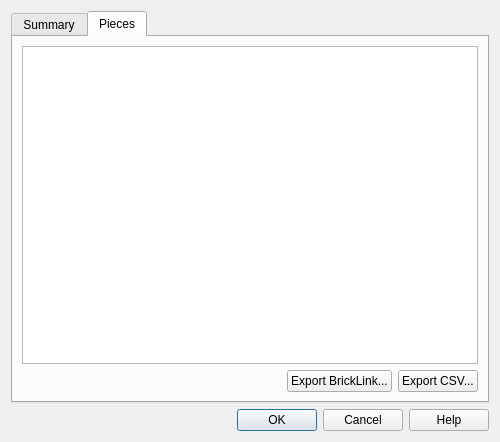
Old version of the form source/interface/dialogs/sw_dialog_properties.ui in the repository nathaneltitane/studworks.
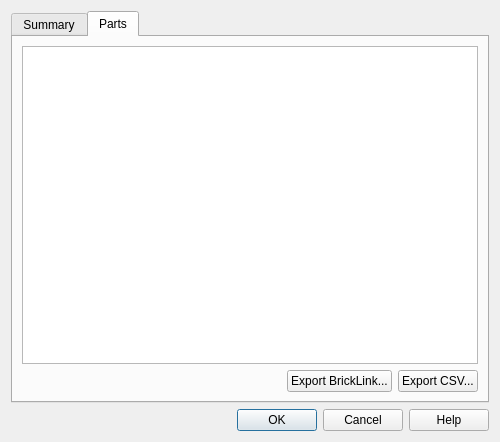
New version of the form. The open tabs and pages were chosen to show the change. Custom widgets are drawn as their Qt base class.

What changed in the file:
```diff
--- a/source/interface/dialogs/sw_dialog_properties.ui
+++ b/source/interface/dialogs/sw_dialog_properties.ui
@@ -138,7 +138,7 @@
      </widget>
      <widget class="QWidget" name="tabPieces">
       <attribute name="title">
-       <string>Pieces</string>
+       <string>Parts</string>
       </attribute>
       <layout class="QVBoxLayout" name="verticalLayout_3">
        <item>
```
Left out of the diff: 32 changed lines with no effect on the pictures.
